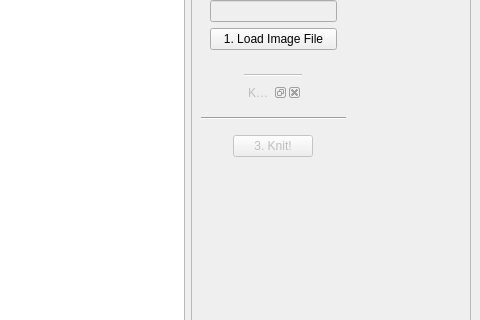
Before: the Qt Designer form software/python/ayab/ayab_gui.ui in AllYarnsAreBeautiful/ayab-desktop, drawn with Qt 5; both pictures show x 528 to 1008 and y 95 to 415 of the 1008 by 856 pixel window.
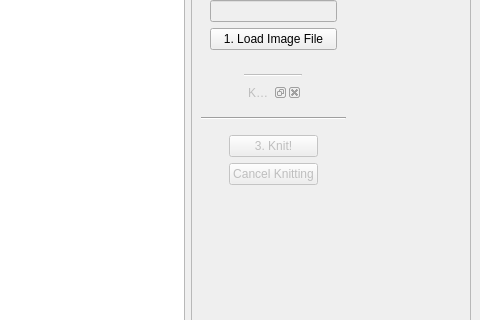
After: the same form once the commit is applied.

Commit message: integrated cancel button

```diff
--- a/software/python/ayab/ayab_gui.ui
+++ b/software/python/ayab/ayab_gui.ui
@@ -162,7 +162,7 @@
         <item alignment="Qt::AlignHCenter">
          <widget class="QWidget" name="widget_knitcontrol" native="true">
           <property name="enabled">
-           <bool>false</bool>
+           <bool>true</bool>
           </property>
           <layout class="QVBoxLayout" name="verticalLayout_3">
            <property name="sizeConstraint">
@@ -170,11 +170,24 @@
            </property>
            <item>
             <widget class="QPushButton" name="knit_button">
+             <property name="enabled">
+              <bool>false</bool>
+             </property>
              <property name="text">
               <string>3. Knit!</string>
              </property>
             </widget>
            </item>
+           <item>
+            <widget class="QPushButton" name="cancel_button">
+             <property name="enabled">
+              <bool>false</bool>
+             </property>
+             <property name="text">
+              <string>Cancel Knitting</string>
+             </property>
+            </widget>
+           </item>
           </layout>
          </widget>
         </item>
```
Left out of the diff: 4 changed lines with no effect on the pictures. The commit also changes 4 other files.
